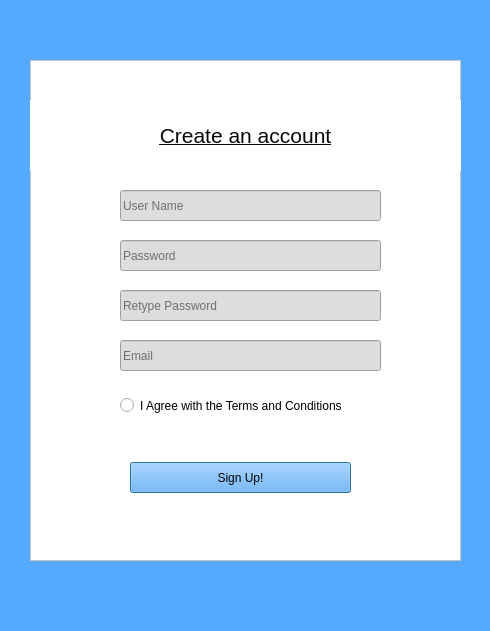
Before: the Qt Designer form Frontend/SignUp.ui in YY0NII/DeskFood, drawn with Qt 5.
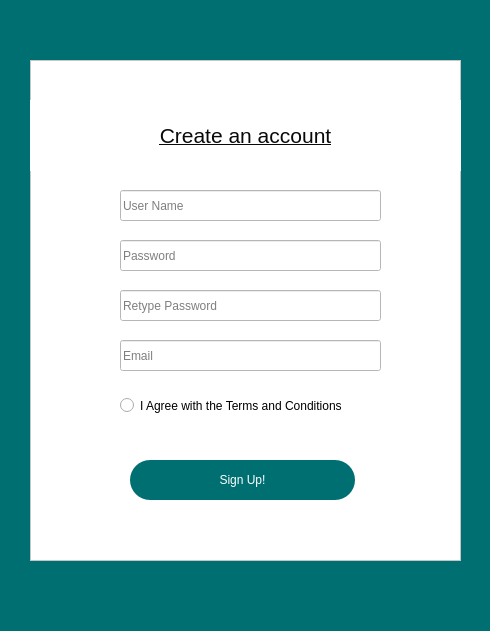
After: the same form once the commit is applied.

What changed in the file:
```diff
--- a/Frontend/SignUp.ui
+++ b/Frontend/SignUp.ui
@@ -14,7 +14,9 @@
    <string>Dialog</string>
   </property>
   <property name="styleSheet">
-   <string notr="true">background-color: rgb(85, 170, 255);</string>
+   <string notr="true">background-color:rgb(0, 111, 113);
+font: 87 12pt &quot;Arial Black&quot;;
+color: rgb(255, 255, 255);</string>
   </property>
   <widget class="QFrame" name="frame">
    <property name="geometry">
@@ -63,7 +65,8 @@
      </rect>
     </property>
     <property name="styleSheet">
-     <string notr="true">background-color: rgb(221, 221, 221);</string>
+     <string notr="true">background-color: rgb(255, 255, 255);
+color: rgb(0, 0, 0);</string>
     </property>
     <property name="text">
      <string/>
@@ -82,7 +85,8 @@
      </rect>
     </property>
     <property name="styleSheet">
-     <string notr="true">background-color: rgb(221, 221, 221);</string>
+     <string notr="true">background-color: rgb(255, 255, 255);
+color: rgb(0, 0, 0);</string>
     </property>
     <property name="text">
      <string/>
@@ -101,7 +105,8 @@
      </rect>
     </property>
     <property name="styleSheet">
-     <string notr="true">background-color: rgb(221, 221, 221);</string>
+     <string notr="true">background-color: rgb(255, 255, 255);
+color: rgb(0, 0, 0);</string>
     </property>
     <property name="text">
      <string/>
@@ -120,7 +125,8 @@
      </rect>
     </property>
     <property name="styleSheet">
-     <string notr="true">background-color: rgb(221, 221, 221);</string>
+     <string notr="true">background-color: rgb(255, 255, 255);
+color: rgb(0, 0, 0);</string>
     </property>
     <property name="text">
      <string/>
@@ -133,13 +139,15 @@
     <property name="geometry">
      <rect>
       <x>100</x>
-      <y>402</y>
-      <width>221</width>
-      <height>31</height>
+      <y>400</y>
+      <width>225</width>
+      <height>40</height>
      </rect>
     </property>
     <property name="styleSheet">
-     <string notr="true">background-color: rgb(85, 170, 255);</string>
+     <string notr="true">background-color:rgb(0, 111, 113);
+border-radius:20px;
+color: rgb(255, 255, 255);</string>
     </property>
     <property name="text">
      <string>Sign Up!</string>
@@ -154,6 +162,10 @@
       <height>31</height>
      </rect>
     </property>
+    <property name="styleSheet">
+     <string notr="true">color: rgb(0, 0, 0);
+font: 87 10pt &quot;Arial Black&quot;;</string>
+    </property>
     <property name="text">
      <string>I Agree with the Terms and Conditions</string>
     </property>
```
